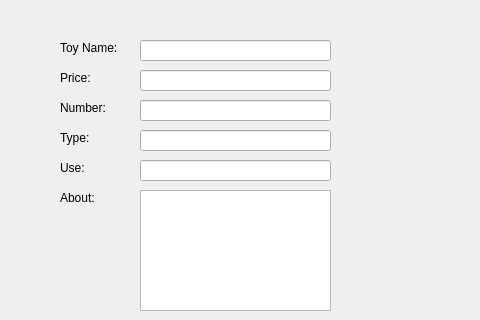
The window that Stor/addtoy.ui (AP-projects-4001/IUT-s-crackpots) describes before a commit, drawn with Qt 5; both pictures show x 0 to 480 and y 0 to 320 of the 576 by 464 pixel window.
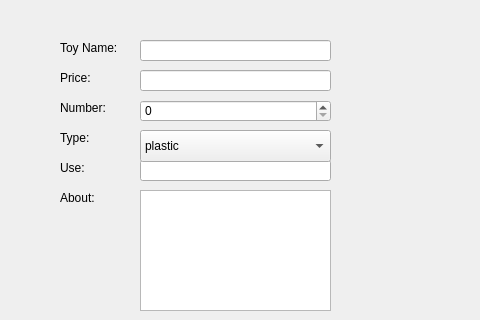
The same window after the commit.

Patch:
```diff
--- a/Stor/addtoy.ui
+++ b/Stor/addtoy.ui
@@ -127,27 +127,7 @@
     </rect>
    </property>
   </widget>
-  <widget class="QLineEdit" name="lineEdit_3">
-   <property name="geometry">
-    <rect>
-     <x>140</x>
-     <y>100</y>
-     <width>191</width>
-     <height>21</height>
-    </rect>
-   </property>
-  </widget>
-  <widget class="QLineEdit" name="lineEdit_4">
-   <property name="geometry">
-    <rect>
-     <x>140</x>
-     <y>130</y>
-     <width>191</width>
-     <height>21</height>
-    </rect>
-   </property>
-  </widget>
-  <widget class="QLineEdit" name="lineEdit_5">
+  <widget class="QLineEdit" name="use_lineEdit">
    <property name="geometry">
     <rect>
      <x>140</x>
@@ -167,6 +147,36 @@
     </rect>
    </property>
   </widget>
+  <widget class="QSpinBox" name="number_spinBox">
+   <property name="geometry">
+    <rect>
+     <x>140</x>
+     <y>100</y>
+     <width>191</width>
+     <height>22</height>
+    </rect>
+   </property>
+  </widget>
+  <widget class="QComboBox" name="type_comboBox">
+   <property name="geometry">
+    <rect>
+     <x>140</x>
+     <y>130</y>
+     <width>191</width>
+     <height>32</height>
+    </rect>
+   </property>
+   <item>
+    <property name="text">
+     <string>plastic</string>
+    </property>
+   </item>
+   <item>
+    <property name="text">
+     <string>metal</string>
+    </property>
+   </item>
+  </widget>
  </widget>
  <resources/>
  <connections>
```
Left out of the diff: 6 changed lines with no effect on the pictures.
